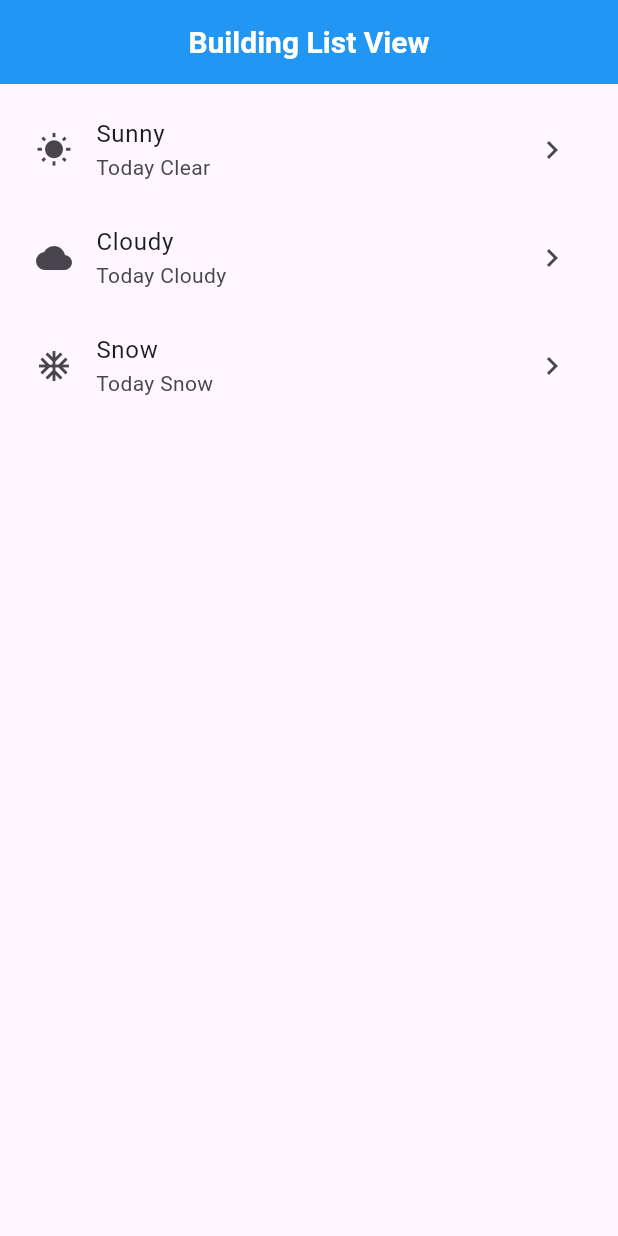
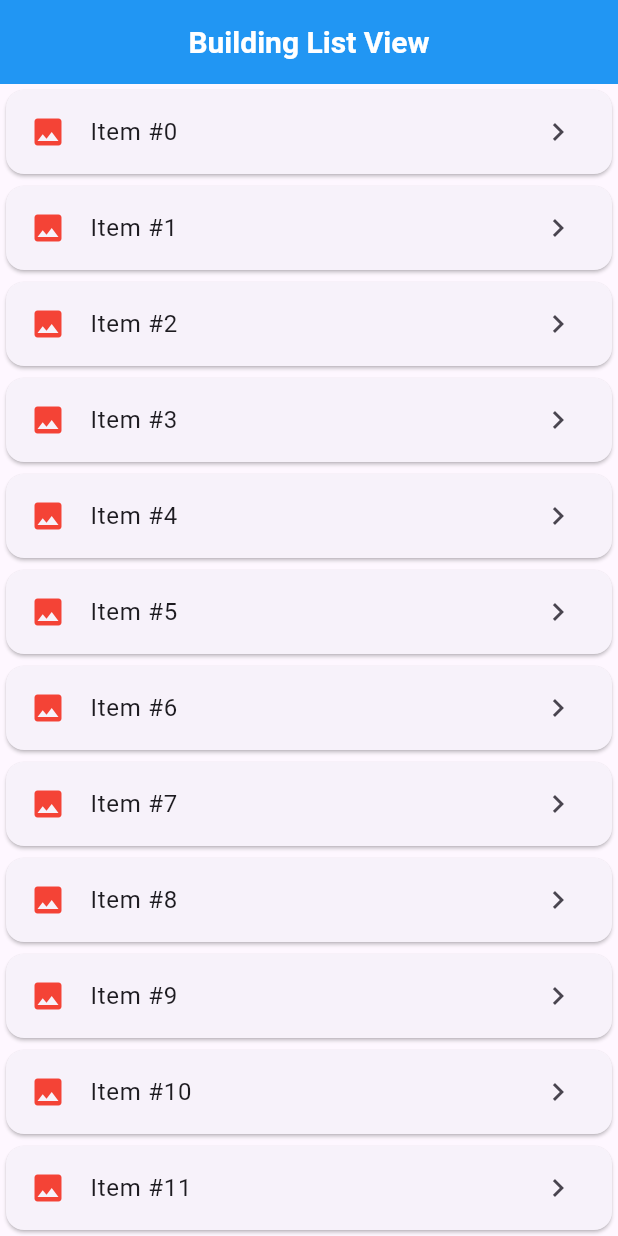
Before and after one commit to clonediff/FlutterTests, a Flutter app: the screen it shows after launch, on a phone screen of 412 x 824 dp. Run offline on Flutter 3.47's test engine with Material 3 defaults, Android fonts, the phone set to English and light mode, and no system bars.

Commit message:
[add] ListView.builder

```diff
--- a/lib/main.dart
+++ b/lib/main.dart
@@ -9,40 +9,22 @@
 
   @override
   Widget build(BuildContext context) {
+    final List<String> items = List<String>.generate(10000, (i) => 'Item #$i');
+
     return MaterialApp(
       home: Scaffold(
-        appBar: DefaultAppBar(
-          title: const Text('Building List View'),
-        ),
-        body: ListView(
-          padding: const EdgeInsets.all(8),
-          // Позволяет изменить размер ListView по размеру содержимого
-          // shrinkWrap: true,
-          // scrollDirection: Axis.horizontal,
-          // itemExtent: 300,
-          // reverse: true,
-          children: const [
-            ListTile(
-              title: Text('Sunny'),
-              subtitle: Text('Today Clear'),
-              leading: Icon(Icons.wb_sunny),
-              trailing: Icon(Icons.keyboard_arrow_right),
+          appBar: DefaultAppBar(
+            title: const Text('Building List View'),
+          ),
+          body: ListView.builder(
+            itemBuilder: (context, index) => Card(
+              child: ListTile(
+                title: Text(items[index]),
+                leading: const Icon(Icons.insert_photo, color: Colors.red),
+                trailing: const Icon(Icons.keyboard_arrow_right),
+              ),
             ),
-            ListTile(
-              title: Text('Cloudy'),
-              subtitle: Text('Today Cloudy'),
-              leading: Icon(Icons.wb_cloudy),
-              trailing: Icon(Icons.keyboard_arrow_right),
-            ),
-            ListTile(
-              title: Text('Snow'),
-              subtitle: Text('Today Snow'),
-              leading: Icon(Icons.ac_unit),
-              trailing: Icon(Icons.keyboard_arrow_right),
-            )
-          ],
-        ),
-      ),
+          )),
     );
   }
 }
```
